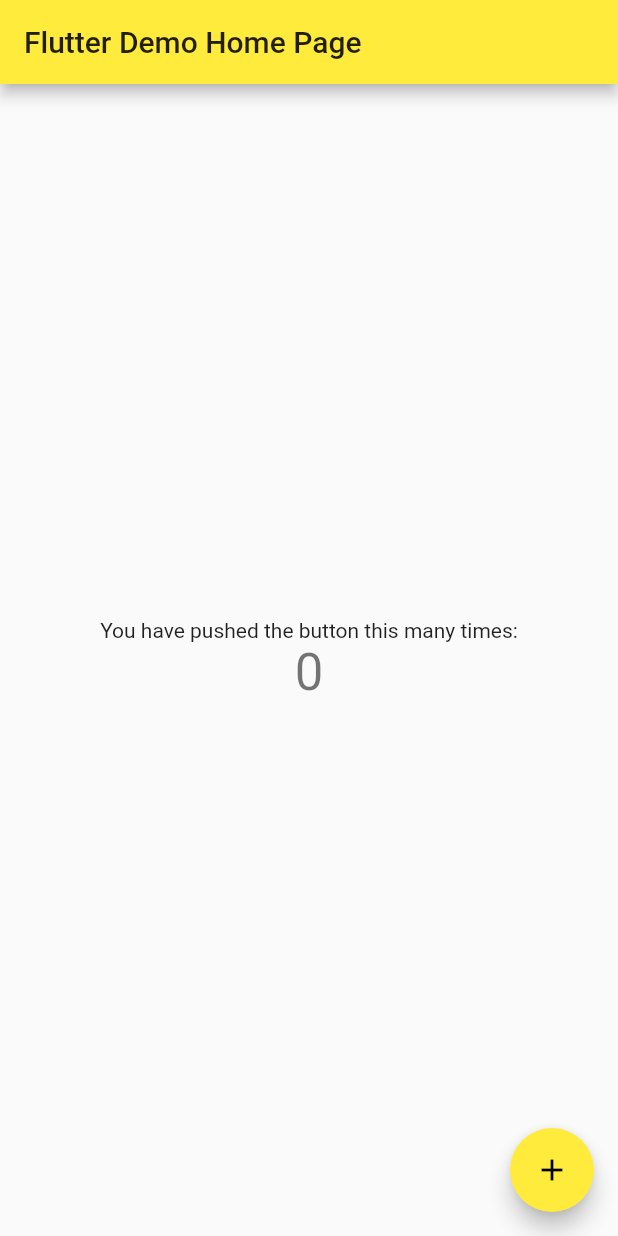
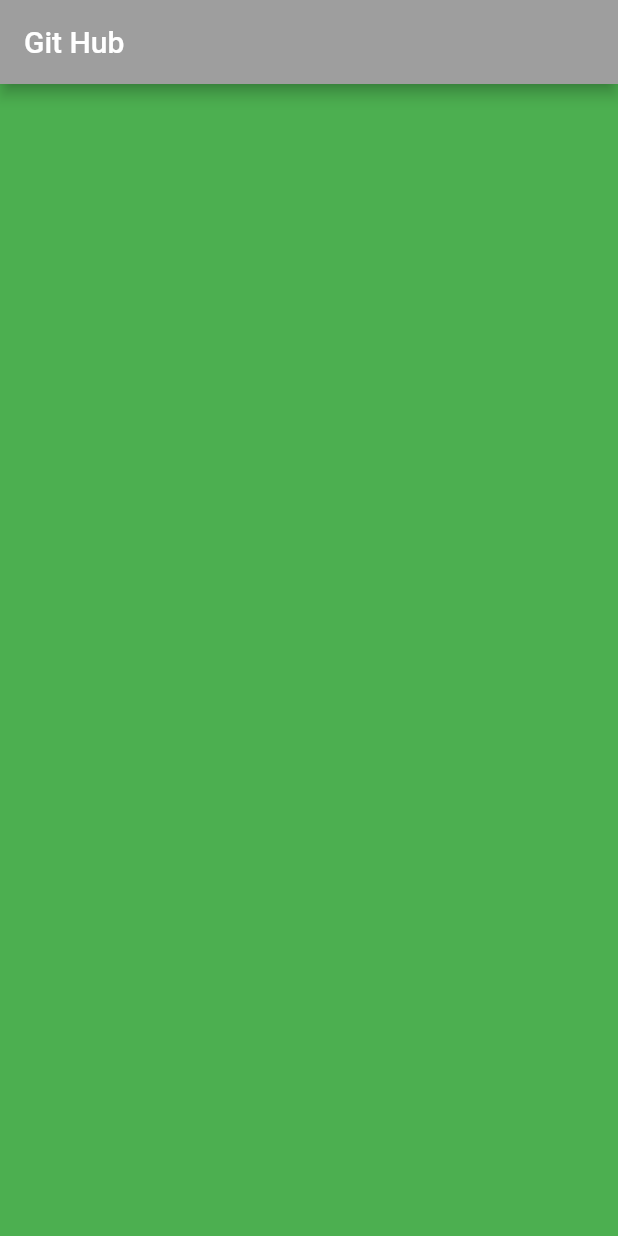
Before and after one commit to ECLKnight/learningGitHub, a Flutter app: the screen it shows after launch, on a phone screen of 412 x 824 dp. Run offline on Flutter 3.47's test engine with Material 2 defaults, Android fonts, the phone set to English and light mode, and no system bars.

Commit message:
app that look's like GitHub

```diff
--- a/lib/main.dart
+++ b/lib/main.dart
@@ -1,111 +1,38 @@
 import 'package:flutter/material.dart';
 
 void main() => runApp(MyApp());
+
 /// Second Commit
 class MyApp extends StatelessWidget {
-  // This widget is the root of your application.
   @override
   Widget build(BuildContext context) {
     return MaterialApp(
       title: 'Flutter Demo',
       theme: ThemeData(
-        // This is the theme of your application.
-        //
-        // Try running your application with "flutter run". You'll see the
-        // application has a blue toolbar. Then, without quitting the app, try
-        // changing the primarySwatch below to Colors.green and then invoke
-        // "hot reload" (press "r" in the console where you ran "flutter run",
-        // or simply save your changes to "hot reload" in a Flutter IDE).
-        // Notice that the counter didn't reset back to zero; the application
-        // is not restarted.
-        primarySwatch: Colors.yellow,
+        primarySwatch: Colors.teal,
       ),
-      home: MyHomePage(title: 'Flutter Demo Home Page'),
+      home: MyHomePage(),
     );
   }
 }
 
-class MyHomePage extends StatefulWidget {
-  MyHomePage({Key key, this.title}) : super(key: key);
-
-  // This widget is the home page of your application. It is stateful, meaning
-  // that it has a State object (defined below) that contains fields that affect
-  // how it looks.
-
-  // This class is the configuration for the state. It holds the values (in this
-  // case the title) provided by the parent (in this case the App widget) and
-  // used by the build method of the State. Fields in a Widget subclass are
-  // always marked "final".
-
-  final String title;
-
-  @override
-  _MyHomePageState createState() => _MyHomePageState();
-}
-
-class _MyHomePageState extends State<MyHomePage> {
-  int _counter = 0;
-
-  void _incrementCounter() {
-    setState(() {
-      // This call to setState tells the Flutter framework that something has
-      // changed in this State, which causes it to rerun the build method below
-      // so that the display can reflect the updated values. If we changed
-      // _counter without calling setState(), then the build method would not be
-      // called again, and so nothing would appear to happen.
-      _counter++;
-    });
-  }
-
+class MyHomePage extends StatelessWidget {
   @override
   Widget build(BuildContext context) {
-    // This method is rerun every time setState is called, for instance as done
-    // by the _incrementCounter method above.
-    //
-    // The Flutter framework has been optimized to make rerunning build methods
-    // fast, so that you can just rebuild anything that needs updating rather
-    // than having to individually change instances of widgets.
     return Scaffold(
       appBar: AppBar(
-        // Here we take the value from the MyHomePage object that was created by
-        // the App.build method, and use it to set our appbar title.
-        title: Text(widget.title),
+        backgroundColor: Colors.grey,
+        title: Text('Git Hub'),
       ),
-      body: Center(
-        // Center is a layout widget. It takes a single child and positions it
-        // in the middle of the parent.
-        child: Column(
-          // Column is also a layout widget. It takes a list of children and
-          // arranges them vertically. By default, it sizes itself to fit its
-          // children horizontally, and tries to be as tall as its parent.
-          //
-          // Invoke "debug painting" (press "p" in the console, choose the
-          // "Toggle Debug Paint" action from the Flutter Inspector in Android
-          // Studio, or the "Toggle Debug Paint" command in Visual Studio Code)
-          // to see the wireframe for each widget.
-          //
-          // Column has various properties to control how it sizes itself and
-          // how it positions its children. Here we use mainAxisAlignment to
-          // center the children vertically; the main axis here is the vertical
-          // axis because Columns are vertical (the cross axis would be
-          // horizontal).
-          mainAxisAlignment: MainAxisAlignment.center,
-          children: <Widget>[
-            Text(
-              'You have pushed the button this many times:',
+      body: Column(
+        children: <Widget>[
+          Expanded(
+            child: Container(
+              color: Colors.green,
             ),
-            Text(
-              '$_counter',
-              style: Theme.of(context).textTheme.display1,
-            ),
-          ],
-        ),
+          ),
+        ],
       ),
-      floatingActionButton: FloatingActionButton(
-        onPressed: _incrementCounter,
-        tooltip: 'Increment',
-        child: Icon(Icons.add),
-      ), // This trailing comma makes auto-formatting nicer for build methods.
     );
   }
 }
```
